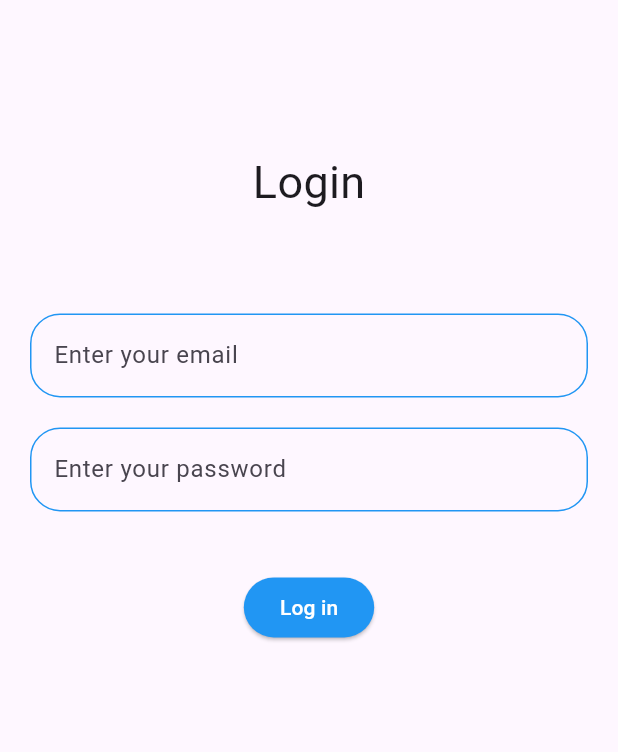
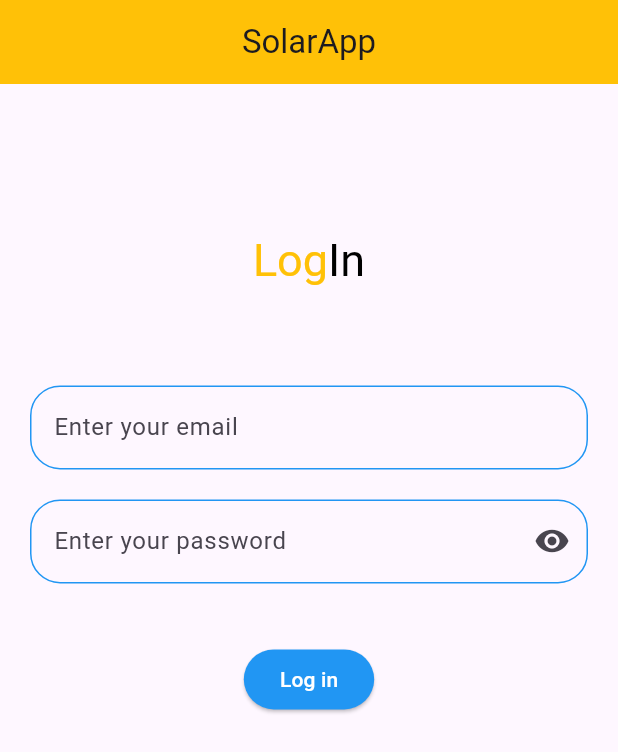
Before and after one commit to MyNextGuru/solar_led_cloud_app, a Flutter app: the screen it shows after launch, on a phone screen of 412 x 824 dp. Shown: the top 752 px of the screen. Run offline on Flutter 3.47's test engine with Material 3 defaults, Android fonts, the phone set to English and light mode, and no system bars; our stand-ins replace device_info_plus, firebase_auth, firebase_core, syncfusion_flutter_gauges, syncfusion_flutter_sliders; accounts and stored records are empty.

Commit message:
basic changes in design recomendation required

```diff
--- a/Solar_app_working_structure/frontend/lib/main.dart
+++ b/Solar_app_working_structure/frontend/lib/main.dart
@@ -39,6 +39,7 @@ class EmailPasswordLogin extends StatefulWidget {
 class _EmailPasswordLoginState extends State<EmailPasswordLogin> {
   final TextEditingController emailController = TextEditingController();
   final TextEditingController passwordController = TextEditingController();
+  bool passwordview=true;
 
   void loginUser() {
     context.read<AuthService>().loginAndNavigate(
@@ -51,15 +52,26 @@ class _EmailPasswordLoginState extends State<EmailPasswordLogin> {
   @override
   Widget build(BuildContext context) {
     return Scaffold(
+      appBar: AppBar(
+        backgroundColor: Colors.amber,
+        title: Center(child: Text("SolarApp"),),
+        centerTitle: true,
+      ),
       body: SingleChildScrollView(
         child: Column(
           mainAxisAlignment: MainAxisAlignment.center,
           children: [
             const SizedBox(height: 100),
-            const Text(
-              "Login",
-              style: TextStyle(fontSize: 30),
-            ),
+            RichText(text: TextSpan(
+              style: TextStyle(
+                color: Colors.amber,
+                fontSize: 30
+              ),
+              children: <TextSpan> [
+                TextSpan(text: "Log"),
+                TextSpan(text: "In",style: TextStyle(color: Colors.black))
+              ],
+            )),
             SizedBox(height: MediaQuery.of(context).size.height * 0.08),
             Container(
               margin: const EdgeInsets.symmetric(horizontal: 20),
@@ -83,7 +95,7 @@ class _EmailPasswordLoginState extends State<EmailPasswordLogin> {
               margin: const EdgeInsets.symmetric(horizontal: 20),
               child: TextField(
                 controller: passwordController,
-                obscureText: true,
+                obscureText: passwordview,
                 decoration: InputDecoration(
                   hintText: "Enter your password",
                   enabledBorder: OutlineInputBorder(
@@ -94,9 +106,23 @@ class _EmailPasswordLoginState extends State<EmailPasswordLogin> {
                     borderRadius: BorderRadius.circular(20),
                     borderSide: const BorderSide(color: Colors.green),
                   ),
+                  suffixIcon: IconButton(onPressed: (){
+                    setState(() {
+                      if(passwordview==true)
+                      {
+                        passwordview=false;
+                      }
+                      else
+                      {
+                        passwordview=true;
+                      }
+                    });
+                  }, icon: Icon(Icons.remove_red_eye)
+                  )
+                  ),
                 ),
               ),
-            ),
+
             const SizedBox(height: 40),
             ElevatedButton(
               onPressed: loginUser,
--- a/Solar_app_working_structure/frontend/lib/manufactuire_swtich.dart
+++ b/Solar_app_working_structure/frontend/lib/manufactuire_swtich.dart
@@ -10,6 +10,11 @@ class Manufacture_switch extends StatelessWidget
   Widget build(BuildContext context)
   {
     return Scaffold(
+      appBar: AppBar(
+        backgroundColor: Colors.amber,
+        title: Center(child: Text("SolarApp"),),
+        centerTitle: true,
+      ),
       body: Center(child: Column(
         mainAxisAlignment: MainAxisAlignment.center,
         children: [
@@ -22,7 +27,7 @@ class Manufacture_switch extends StatelessWidget
             child: Text("Device Configuration"),
             style: ElevatedButton.styleFrom(
               backgroundColor: Colors.blue,
-              foregroundColor: Colors.white
+              foregroundColor: Colors.white,
             ),
             ),
           ),
--- a/Solar_app_working_structure/frontend/lib/manufacture.dart
+++ b/Solar_app_working_structure/frontend/lib/manufacture.dart
@@ -162,7 +162,11 @@ class _ProgrammingSetupPageState extends State<ManufacturerSetupPage> {
   @override
   Widget build(BuildContext context) {
     return Scaffold(
-      appBar: AppBar(title: const Text('Programming Setup')),
+      appBar: AppBar(
+        backgroundColor: Colors.amber,
+        title: Center(child: Text("SolarApp"),),
+        centerTitle: true,
+      ),
       body: SingleChildScrollView(
         padding: const EdgeInsets.all(16),
         child: Column(
--- a/Solar_app_working_structure/frontend/lib/seller.dart
+++ b/Solar_app_working_structure/frontend/lib/seller.dart
@@ -48,7 +48,7 @@ class _DeviceReportPageState extends State<sellersetuppage> {
     return Scaffold(
       appBar: AppBar(
         title: const Text('Device Report'),
-        backgroundColor: Colors.teal,
+        backgroundColor: Colors.amber,
         centerTitle: true,
       ),
       body: Padding(
--- a/Solar_app_working_structure/frontend/lib/seller_switch.dart
+++ b/Solar_app_working_structure/frontend/lib/seller_switch.dart
@@ -9,6 +9,11 @@ class Seller_switch extends StatelessWidget
   Widget build(BuildContext context)
   {
     return Scaffold(
+      appBar: AppBar(
+        backgroundColor: Colors.amber,
+        title: Center(child: Text("SolarApp"),),
+        centerTitle: true,
+      ),
       body: Center(child: Column(
         mainAxisAlignment: MainAxisAlignment.center,
         children: [
```
